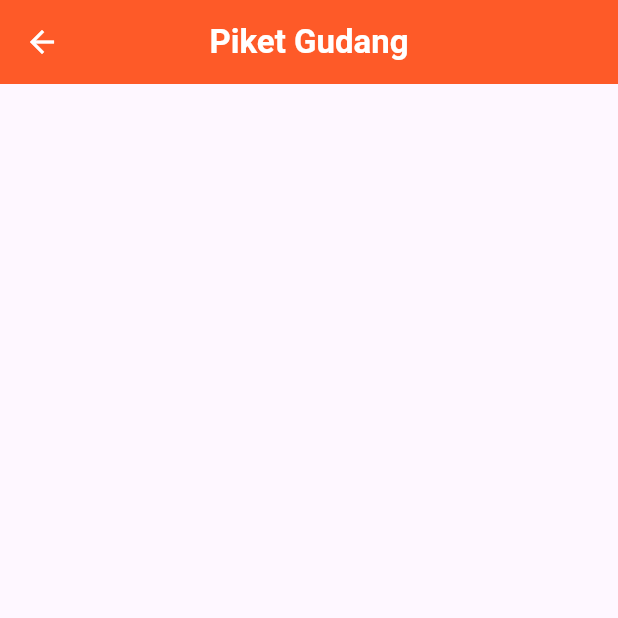
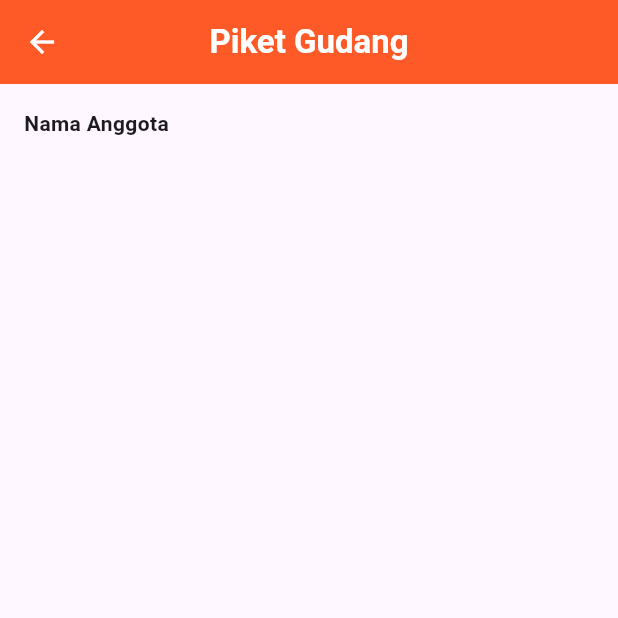
Before and after one commit to IAMHUDA/20220140049_UCP1Flutter, a Flutter app: the PiketPage screen opened directly, on a phone screen of 412 x 824 dp, the top half of it. Run offline on Flutter 3.47's test engine with Material 3 defaults, Android fonts, the phone set to English and light mode, and no system bars.

Commit message:
add text form

```diff
--- a/lib/piket_page.dart
+++ b/lib/piket_page.dart
@@ -80,6 +80,23 @@ class _PiketPageState extends State<PiketPage> {
           },
         ),
       ),
+      body: Padding(padding:
+      const EdgeInsets.all(16.0),
+      child: Form(
+        key: _formKey,
+        child: Column(
+          crossAxisAlignment: CrossAxisAlignment.start,
+          children: [
+            Align(
+                alignment: Alignment.centerLeft,
+                child: Text(
+                  "Nama Anggota",
+                  style: TextStyle(fontWeight: FontWeight.bold),
+                ),
+              ),
+          ],
+        )
+      ),),
     );
   }
 }
```
